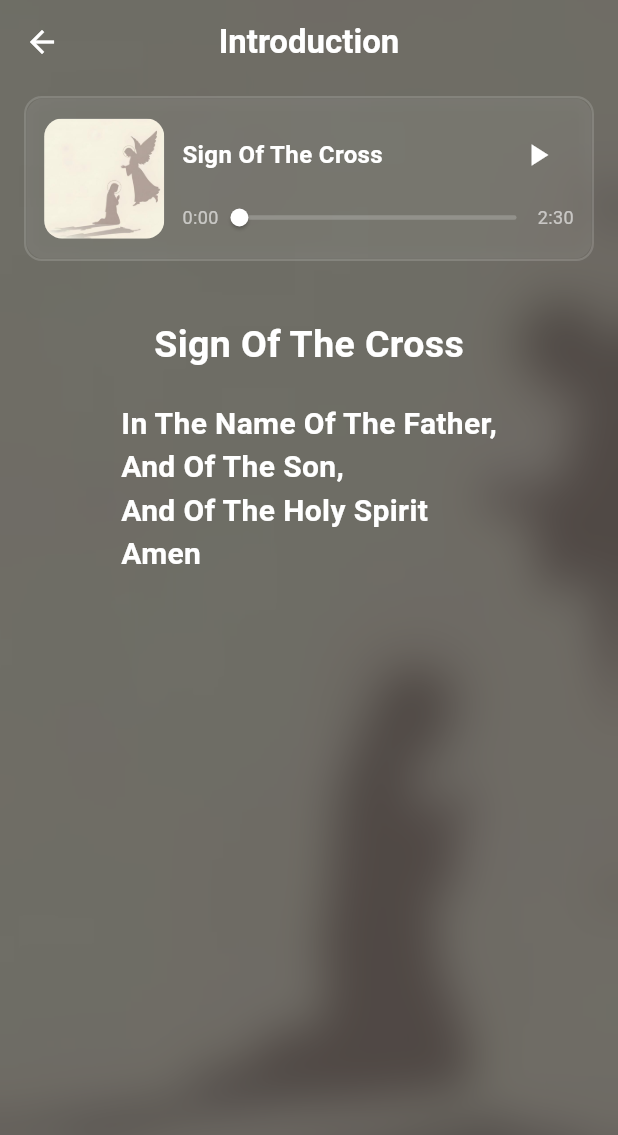
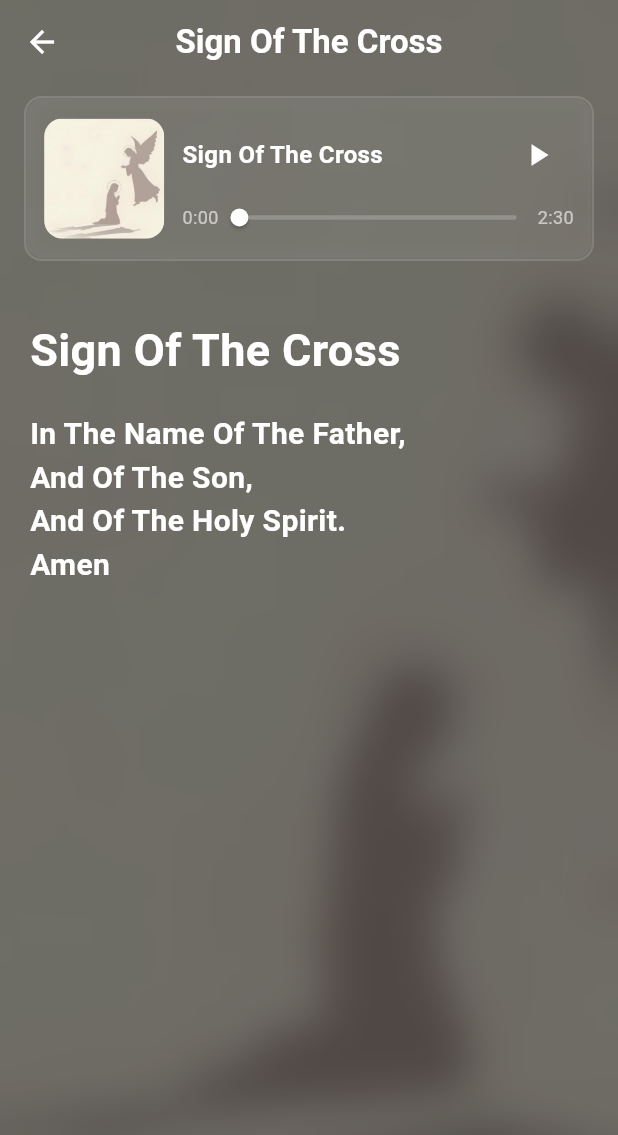
Before and after one commit to Micath73/operation_001, a Flutter app: the joyfulScreen screen opened directly, after a tap on "START PRAYER", on a phone screen of 412 x 824 dp. Shown: the top 1135 px of the screen. Run offline on Flutter 3.47's test engine with Material 3 defaults, Android fonts, the phone set to English and light mode, and no system bars; our stand-ins replace flutter_svg, google_nav_bar.

Commit message:
fix: move navigation logic directly into mystery screen buttons

```diff
--- a/lib/glorious.dart
+++ b/lib/glorious.dart
@@ -1,6 +1,7 @@
 import 'package:flutter/material.dart';
 // Note: We are keeping the model import because we will need it to rebuild our data structure later
 import 'package:operation_001/prayer_model.dart';
+import 'package:operation_001/prayer_session_screen.dart';
 
 class gloriousScreen extends StatefulWidget {
   const gloriousScreen({super.key});
@@ -81,7 +82,11 @@ class _gloriousScreenState extends State<gloriousScreen> {
 
                 ElevatedButton(
                     onPressed: () {
-                    // Logic removed - Ready for new learning-based implementation
+                      Navigator.push(context, MaterialPageRoute(builder: (context)=>prayer_session(
+                        bgImage: 'assets/wmremove-transformed (9).jpeg',
+                        title: 'Sign Of The Cross',
+                        prayerBody: 'In The Name Of The Father,\nAnd Of The Son,\nAnd Of The Holy Spirit.\nAmen',)));
+
                       print("Start Prayer Clicked!");
                     },
                     style: ElevatedButton.styleFrom(
@@ -95,6 +100,7 @@ class _gloriousScreenState extends State<gloriousScreen> {
                       style: const TextStyle(color: Colors.white, fontSize: 18, fontWeight: FontWeight.bold),
                     ),
                   ),
+
                 const SizedBox(height: 80),
               ],
             ),
--- a/lib/joyful.dart
+++ b/lib/joyful.dart
@@ -95,7 +95,11 @@ class _joyfulScreenState extends State<joyfulScreen> {
                 },
                 child: GestureDetector(
                   onTap: (){
-                    Navigator.push(context, MaterialPageRoute(builder: (context)=> prayer_session()));
+                    Navigator.push(context, MaterialPageRoute(builder: (context)=> prayer_session(
+                      bgImage: 'assets/wmremove-transformed (3).jpeg',
+                      title: 'Sign Of The Cross',
+                      prayerBody: 'In The Name Of The Father,\nAnd Of The Son,\nAnd Of The Holy Spirit.\nAmen',
+                    )));
                   },
                   child: Text(
                     isAmharic ? 'ጸሎቱን ጀምር' : 'START PRAYER',
--- a/lib/luminous.dart
+++ b/lib/luminous.dart
@@ -1,5 +1,6 @@
 import 'package:flutter/material.dart';
 import 'package:operation_001/prayer_model.dart';
+import 'package:operation_001/prayer_session_screen.dart';
 
 class luminousScreen extends StatefulWidget {
   const luminousScreen({super.key});
@@ -86,7 +87,11 @@ class _luminousScreenState extends State<luminousScreen> {
                     elevation: 8,
                   ),
                   onPressed: () {
-                  // Navigation Logic Removed
+                    Navigator.push(context, MaterialPageRoute(builder: (context)=>prayer_session(
+                      bgImage: 'assets/wmremove-transformed (10).png',
+                      title: 'Sign Of The Cross',
+                      prayerBody: 'In The Name Of The Father,\nAnd Of The Son,\nAnd Of The Holy Spirit.\nAmen',
+                    )));
                     print("Luminous Start Clicked!");
                   },
                   child: Text(
@@ -94,6 +99,7 @@ class _luminousScreenState extends State<luminousScreen> {
                     style: const TextStyle(color: Colors.white, fontSize: 18, fontWeight: FontWeight.bold),
                   ),
                 ),
+
               const SizedBox(height: 80),
             ],
           ),
--- a/lib/prayer_session_screen.dart
+++ b/lib/prayer_session_screen.dart
@@ -2,7 +2,17 @@ import 'package:flutter/material.dart';
 import 'dart:ui';
 
 class prayer_session extends StatefulWidget {
-  const prayer_session({super.key});
+  // 1. Declare parameters to pass in dynamically
+  final String bgImage;
+  final String title;
+  final String prayerBody;
+
+  const prayer_session({
+    super.key,
+    required this.bgImage,
+    required this.title,
+    required this.prayerBody,
+  });
 
   @override
   State<prayer_session> createState() => _prayer_sessionState();
@@ -24,49 +34,52 @@ class _prayer_sessionState extends State<prayer_session> {
   @override
   Widget build(BuildContext context) {
     return Scaffold(
-      // 1. CRITICAL: Allows the background artwork underneath to show through the Scaffold
-      backgroundColor: Colors.transparent,
+      backgroundColor: Colors.black,
       extendBodyBehindAppBar: true,
-
       appBar: AppBar(
         backgroundColor: Colors.transparent,
         elevation: 0,
-        title: const Text('Introduction', style: TextStyle(color: Colors.white, fontWeight: FontWeight.bold)),
+        // Using widget.title for the AppBar
+        title: Text(widget.title, style: const TextStyle(color: Colors.white, fontWeight: FontWeight.bold)),
         centerTitle: true,
         iconTheme: const IconThemeData(color: Colors.white),
       ),
       body: Stack(
         children: [
-          // 2. Full screen base layout image so there's always something to blur
+          // 1. DYNAMIC FULL-SCREEN BACKGROUND
           Positioned.fill(
             child: Image.asset(
-              'assets/wmremove-transformed (3).jpeg',
+              widget.bgImage,
               fit: BoxFit.cover,
             ),
           ),
 
-          // 3. FULL SCREEN BLUR & DIM CONTAINER
+          // 2. FULL-SCREEN BLUR & DIM TINT
           Positioned.fill(
-            child: ClipRect( // Prevents full screen blur from bleeding into top status bars
+            child: ClipRect(
               child: BackdropFilter(
-                filter: ImageFilter.blur(sigmaX: 15.0, sigmaY: 15.0), // Frosts the entire wallpaper
+                filter: ImageFilter.blur(sigmaX: 15.0, sigmaY: 15.0),
                 child: Container(
-                  color: Colors.black.withOpacity(0.55), // Dims the entire screen beautifully
+                  color: Colors.black.withOpacity(0.55),
                 ),
               ),
             ),
           ),
 
-          // 4. Interactive Player UI Elements
-          SafeArea(
+          // 3. SCROLLABLE CONTENT LAYER
+          Positioned.fill(
+            child: SafeArea(
+              child: SingleChildScrollView(
+                physics: const BouncingScrollPhysics(),
                 child: Column(
+                  crossAxisAlignment: CrossAxisAlignment.start,
                   children: [
+                    // Mini-Player Card
                     Container(
                       height: 110,
                       margin: const EdgeInsets.symmetric(horizontal: 16, vertical: 8),
                       decoration: BoxDecoration(
                         borderRadius: BorderRadius.circular(12),
-                    // The crisp glass-lining catches the light perfectly now!
                         border: Border.all(color: Colors.white.withOpacity(0.15), width: 1.5),
                       ),
                       child: ClipRRect(
@@ -84,8 +97,8 @@ class _prayer_sessionState extends State<prayer_session> {
                                   width: 80,
                                   decoration: BoxDecoration(
                                     color: Colors.white24,
-                                image: const DecorationImage(
-                                  image: AssetImage('assets/wmremove-transformed (3).jpeg'),
+                                    image: DecorationImage(
+                                      image: AssetImage(widget.bgImage), //
                                       fit: BoxFit.cover,
                                     ),
                                     borderRadius: BorderRadius.circular(12),
@@ -99,11 +112,13 @@ class _prayer_sessionState extends State<prayer_session> {
                                     children: [
                                       Row(
                                         children: [
-                                      const Text(
-                                        'Sign Of The Cross',
-                                        style: TextStyle(fontSize: 16, fontWeight: FontWeight.bold, color: Colors.white),
+                                          Expanded(
+                                            child: Text(
+                                              widget.title, // 👈 Dynamic prayer title
+                                              style: const TextStyle(fontSize: 16, fontWeight: FontWeight.bold, color: Colors.white),
+                                              overflow: TextOverflow.ellipsis,
                                             ),
-                                      const Spacer(),
+                                          ),
                                           IconButton(
                                             padding: EdgeInsets.zero,
                                             constraints: const BoxConstraints(),
@@ -158,11 +173,30 @@ class _prayer_sessionState extends State<prayer_session> {
                         ),
                       ),
                     ),
-                SizedBox(height: 30),
-                Text('Sign Of The Cross',style: TextStyle(fontWeight: FontWeight.bold,fontSize: 25,color: Colors.white)),
-                SizedBox(height: 20),
-                Text('In The Name Of The Father,\nAnd Of The Son,\nAnd Of The Holy Spirit\nAmen',style: TextStyle(fontSize: 20,fontWeight: FontWeight.bold,color: Colors.white))
+
+                    const SizedBox(height: 30),
+
+                    // Left-aligned Dynamic Devotional Text
+                    Padding(
+                      padding: const EdgeInsets.symmetric(horizontal: 20.0),
+                      child: Column(
+                        crossAxisAlignment: CrossAxisAlignment.start,
+                        children: [
+                          Text(
+                            widget.title,
+                            style: const TextStyle(fontWeight: FontWeight.bold, fontSize: 30, color: Colors.white),
+                          ),
+                          const SizedBox(height: 20),
+                          Text(
+                            widget.prayerBody,
+                            style: const TextStyle(fontSize: 20, fontWeight: FontWeight.bold, color: Colors.white),
+                          ),
                         ],
+                      ),
+                    ),
+                  ],
+                ),
+              ),
             ),
           ),
         ],
--- a/lib/sorrowful.dart
+++ b/lib/sorrowful.dart
@@ -1,5 +1,6 @@
 import 'package:flutter/material.dart';
 import 'package:operation_001/prayer_model.dart';
+import 'package:operation_001/prayer_session_screen.dart';
 
 class sorrowfulScreen extends StatefulWidget {
   const sorrowfulScreen({super.key});
@@ -70,9 +71,14 @@ class _sorrowfulScreenState extends State<sorrowfulScreen> {
                     FontWeight.bold
                 ),
                 const Spacer(flex: 2),
+
                 ElevatedButton(
                     onPressed: () {
-                    // Logic reset - Ready to learn how to bridge to the next screen
+                      Navigator.push(context, MaterialPageRoute(builder: (context)=>prayer_session(
+                        bgImage: 'assets/wmremove-transformed (6).jpeg',
+                        title: 'Sign Of The Cross',
+                        prayerBody: 'In The Name Of The Father,\nAnd Of The Son,\nAnd Of The Holy Spirit.\nAmen',
+                      )));
                       print("Sorrowful Start Clicked!");
                     },
                     style: ElevatedButton.styleFrom(
@@ -86,6 +92,7 @@ class _sorrowfulScreenState extends State<sorrowfulScreen> {
                       style: const TextStyle(color: Colors.white, fontSize: 18, fontWeight: FontWeight.bold),
                     ),
                   ),
+
                 const SizedBox(height: 80),
               ],
             ),
```
Lines whose indentation alone changed are shown as unchanged.
